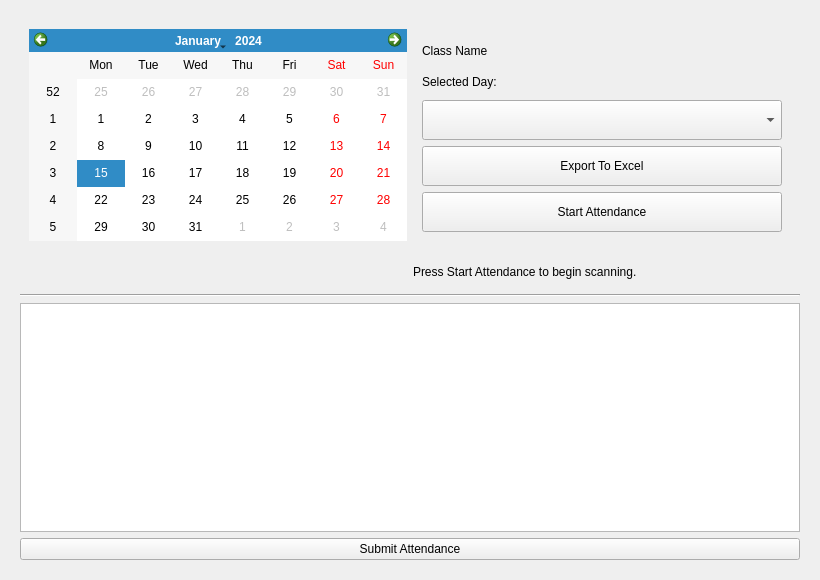
Before: the Qt Designer form ui/take_attendance_window.ui in imndllnuri/students-attendance-app, drawn with Qt 5.
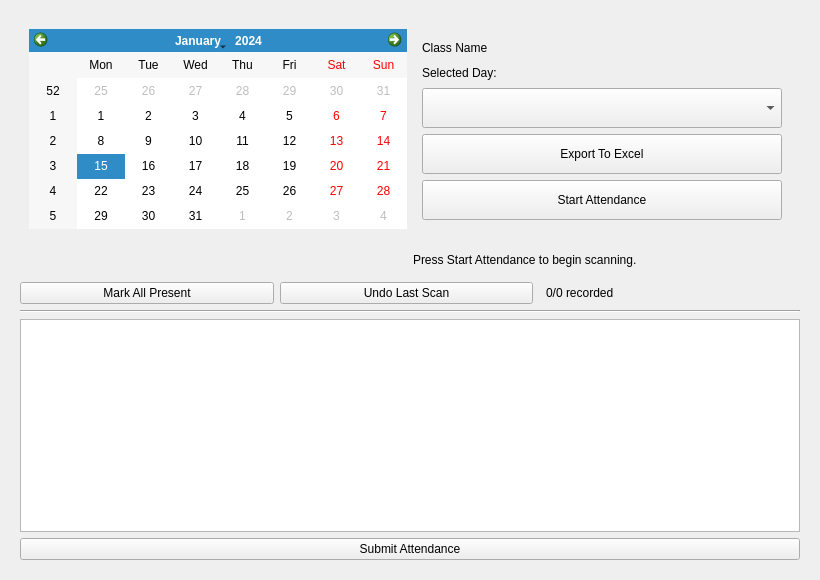
After: the same form once the commit is applied.

Commit message:
#22: Live X/Y students-recorded counter (Take Attendance)
attendance_progress_lbl shows how many roster students have been
recorded this session, updated on every successful scan.

```diff
--- a/ui/take_attendance_window.ui
+++ b/ui/take_attendance_window.ui
@@ -35,16 +35,40 @@
        </widget>
       </item>
       <item row="2" column="0">
+       <layout class="QHBoxLayout" name="attendance_actions_row">
+        <item>
+         <widget class="QPushButton" name="mark_all_present_btn">
+          <property name="text"><string>Mark All Present</string></property>
+         </widget>
+        </item>
+        <item>
+         <widget class="QPushButton" name="undo_last_scan_btn">
+          <property name="text"><string>Undo Last Scan</string></property>
+         </widget>
+        </item>
+        <item>
+         <spacer name="attendance_actions_spacer">
+          <property name="orientation"><enum>Qt::Horizontal</enum></property>
+         </spacer>
+        </item>
+        <item>
+         <widget class="QLabel" name="attendance_progress_lbl">
+          <property name="text"><string>0/0 recorded</string></property>
+         </widget>
+        </item>
+       </layout>
+      </item>
+      <item row="3" column="0">
        <widget class="Line" name="line">
         <property name="orientation">
          <enum>Qt::Horizontal</enum>
         </property>
        </widget>
       </item>
-      <item row="3" column="0">
-       <widget class="QTableWidget" name="take_attendance_tableWidget"/>
-      </item>
       <item row="4" column="0">
+       <widget class="QTableWidget" name="take_attendance_tableWidget"/>
+      </item>
+      <item row="5" column="0">
        <widget class="QPushButton" name="submit_attendance_btn">
         <property name="text">
          <string>Submit Attendance</string>
```
The commit also changes 3 other files.
